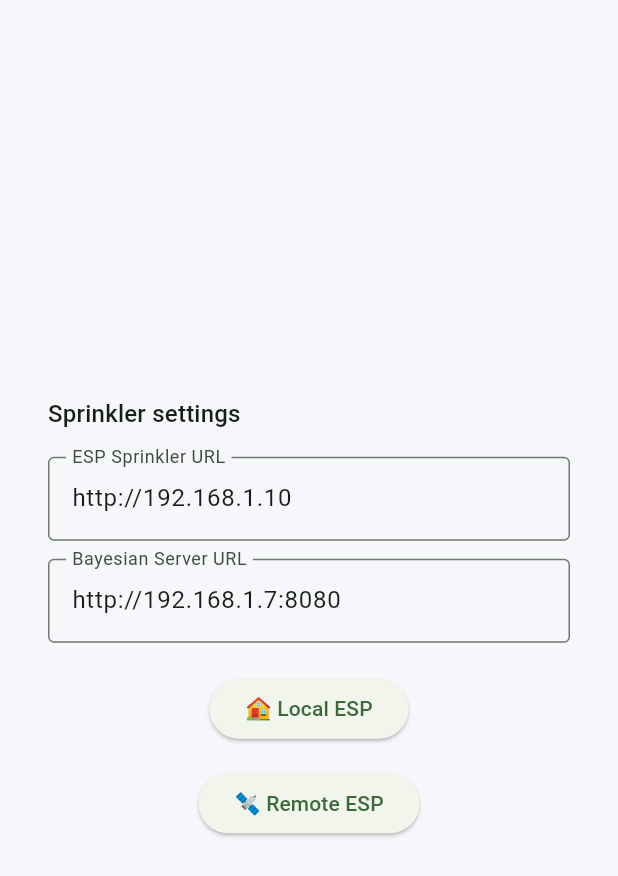
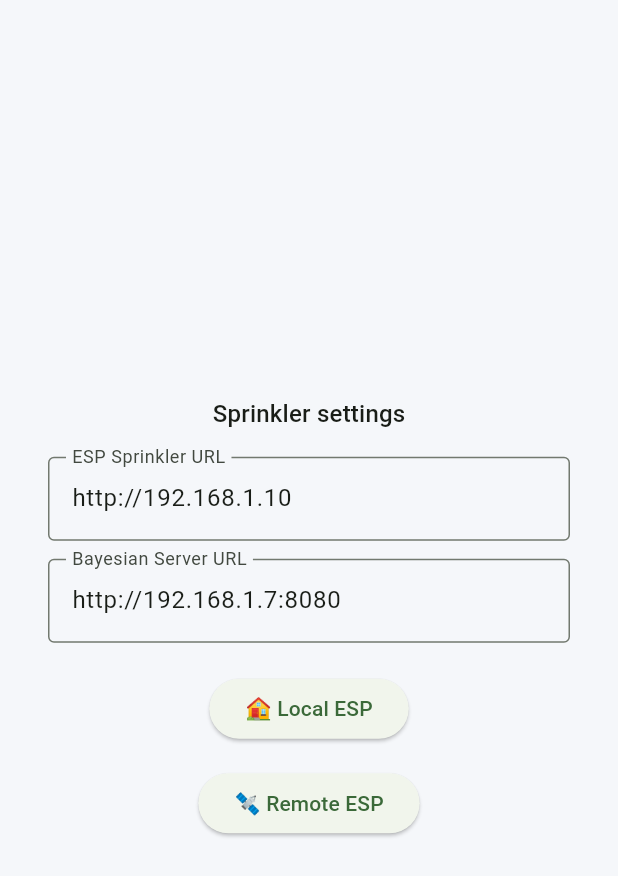
Before and after one commit to AleMuzzi/SmartSprinkler, a Flutter app: the SettingsPage screen opened directly with empty values, on a phone screen of 412 x 824 dp. Shown: the top 876 px of the screen. Run offline on Flutter 3.47's test engine with Material 3 defaults, Android fonts, the phone set to English and light mode, and no system bars; our stand-ins replace fluttertoast, syncfusion_flutter_gauges; network calls fail.

Commit message:
Fix async dispose crash, polling frequency, settings UX, and add weather cache
Backend:
- Poll weather API every 30s and cache result in AppState
- /api/plants/status now uses cached weather instead of fetching on demand
- /api/weather/status returns cached weather data

App:
- Add _disposed flag + _notify() helper to prevent notifyListeners after dispose
- Handle nan/"null" strings in ESP sensor parsing (AM2302 detach issue)
- Increase polling: ESP2s, plants2s, weather 30s, health 2s
- Set isWatering=true immediately on water start, reset after 20s fallback
- Fix probability showing 0% by skipping empty PlantData from orElse match
- Add debugPrint logs for bayesian/weather status updates
- Settings: prevent auto-save from stealing focus, show save button
- Fix bayesianUrl: update to 192.168.1.7:8080

Docs:
- Add BayesianSprinkler/API.md with swagger-compatible endpoint docs

```diff
--- a/smartsprinkler_app/lib/ui/settings/settings.dart
+++ b/smartsprinkler_app/lib/ui/settings/settings.dart
@@ -1,4 +1,5 @@
 import 'package:flutter/material.dart';
+import 'package:smartsprinkler_app/data/settings.dart';
 import 'package:smartsprinkler_app/ui/settings/settings_viewmodel.dart';
 
 import '../page.dart';
@@ -12,53 +13,90 @@ class SettingsPage extends PageWidget {
 }
 
 class _SettingsPageState extends State<SettingsPage> {
+  late final TextEditingController _espController;
+  late final TextEditingController _bayesController;
+  bool _espChanged = false;
+  bool _bayesChanged = false;
+
+  @override
+  void initState() {
+    super.initState();
+    _espController = TextEditingController(text: widget.viewModel.settings.apiUrl);
+    _bayesController = TextEditingController(text: widget.viewModel.settings.bayesianUrl);
+  }
+
+  @override
+  void dispose() {
+    _espController.dispose();
+    _bayesController.dispose();
+    super.dispose();
+  }
+
+  void _save() {
+    widget.viewModel.settings.apiUrl = _espController.text;
+    widget.viewModel.settings.bayesianUrl = _bayesController.text;
+    setState(() {
+      _espChanged = false;
+      _bayesChanged = false;
+    });
+  }
 
   @override
   Widget build(BuildContext context) {
-    late final TextEditingController espController = TextEditingController(text: widget.viewModel.settings.apiUrl);
-    late final TextEditingController bayesController = TextEditingController(text: widget.viewModel.settings.bayesianUrl);
-
     return Scaffold(
       body: Center(
-        child: Column(
-          mainAxisAlignment: MainAxisAlignment.center,
-          children: <Widget>[
-            Padding(
+        child: SingleChildScrollView(
+          child: Padding(
             padding: const EdgeInsets.symmetric(horizontal: 32.0, vertical: 40.0),
             child: Column(
               crossAxisAlignment: CrossAxisAlignment.center,
               children: [
-                  Container(
-                    alignment: AlignmentDirectional.centerStart,
-                    child: Text(
+                Text(
                   "Sprinkler settings",
                   style: Theme.of(context).textTheme.titleMedium,
                 ),
-                  ),
                 const SizedBox(height: 16),
                 TextField(
-                    controller: espController,
+                  controller: _espController,
                   decoration: InputDecoration(
                     labelText: "ESP Sprinkler URL",
                     hintText: "http://your-sprinkler.local",
-                      border: OutlineInputBorder(),
+                    border: const OutlineInputBorder(),
+                    suffixIcon: _espChanged
+                        ? const Icon(Icons.edit, color: Colors.orange, size: 16)
+                        : null,
                   ),
-                    onChanged: (value) {
-                      widget.viewModel.settings.apiUrl = value;
+                  onChanged: (_) {
+                    setState(() {
+                      _espChanged = _espController.text != widget.viewModel.settings.apiUrl;
+                    });
                   },
                 ),
                 const SizedBox(height: 12),
                 TextField(
-                    controller: bayesController,
+                  controller: _bayesController,
                   decoration: InputDecoration(
                     labelText: "Bayesian Server URL",
                     hintText: "http://your-server.local:8080",
-                      border: OutlineInputBorder(),
+                    border: const OutlineInputBorder(),
+                    suffixIcon: _bayesChanged
+                        ? const Icon(Icons.edit, color: Colors.orange, size: 16)
+                        : null,
                   ),
-                    onChanged: (value) {
-                      widget.viewModel.settings.bayesianUrl = value;
+                  onChanged: (_) {
+                    setState(() {
+                      _bayesChanged = _bayesController.text != widget.viewModel.settings.bayesianUrl;
+                    });
                   },
                 ),
+                if (_espChanged || _bayesChanged) ...[
+                  const SizedBox(height: 12),
+                  ElevatedButton.icon(
+                    onPressed: _save,
+                    icon: const Icon(Icons.save),
+                    label: const Text('Save'),
+                  ),
+                ],
                 const SizedBox(height: 20),
                 Column(
                   crossAxisAlignment: CrossAxisAlignment.center,
@@ -66,7 +104,8 @@ class _SettingsPageState extends State<SettingsPage> {
                     ElevatedButton(
                       onPressed: () {
                         setState(() {
-                            widget.viewModel.settings.apiUrl = "http://192.168.1.10";
+                          _espController.text = "http://192.168.1.10";
+                          _espChanged = _espController.text != Settings().apiUrl;
                         });
                       },
                       child: const Text('🏠 Local ESP'),
@@ -75,7 +114,8 @@ class _SettingsPageState extends State<SettingsPage> {
                     ElevatedButton(
                       onPressed: () {
                         setState(() {
-                            widget.viewModel.settings.apiUrl = "http://sprinkler.casabrignuzzi.com.es";
+                          _espController.text = "http://sprinkler.casabrignuzzi.com.es";
+                          _espChanged = _espController.text != Settings().apiUrl;
                         });
                       },
                       child: const Text('🛰️ Remote ESP'),
@@ -85,7 +125,6 @@ class _SettingsPageState extends State<SettingsPage> {
               ],
             ),
           ),
-          ],
         ),
       ),
     );
```
Also changed, not shown: smartsprinkler_app/lib/data/sprinkler.dart (+14 -3 lines), smartsprinkler_app/lib/ui/dashboard/dashboard_viewmodel.dart (+63 -21 lines), 2 other files. Lines whose indentation alone changed are shown as unchanged.
